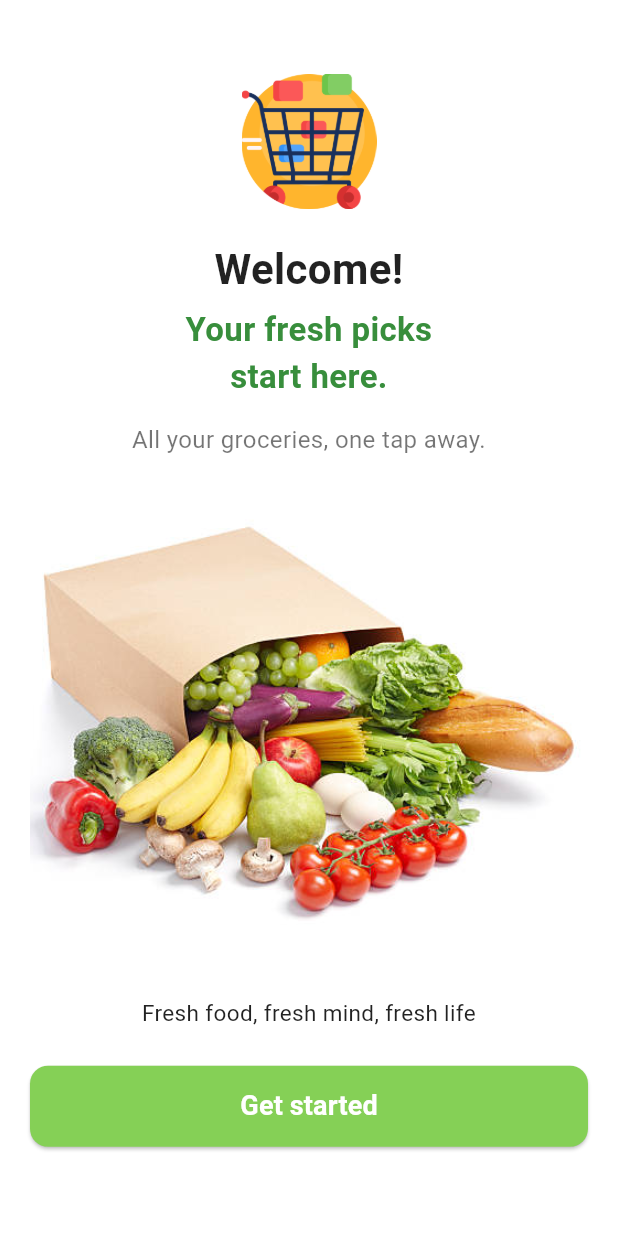
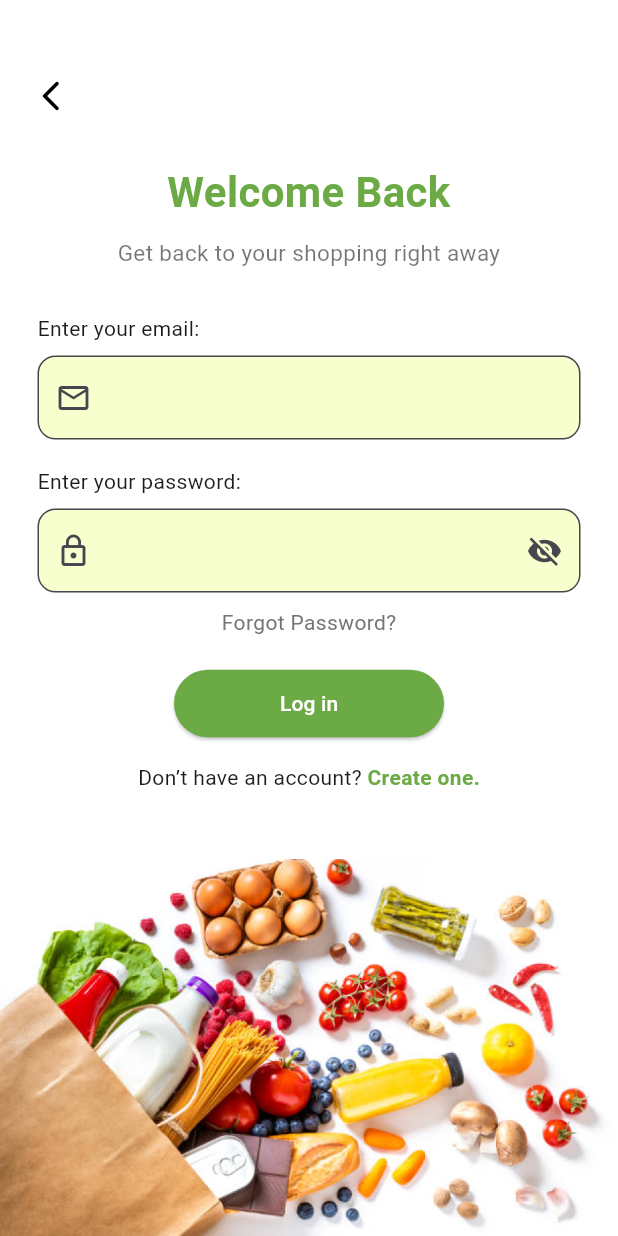
Before and after one commit to Sabyatakarki/mini_grocery_app, a Flutter app: the screen it shows after launch, on a phone screen of 412 x 824 dp. Run offline on Flutter 3.47's test engine with Material 3 defaults, Android fonts, the phone set to English and light mode, and no system bars.

Commit message:
login page added

```diff
--- a/lib/app.dart
+++ b/lib/app.dart
@@ -1,5 +1,6 @@
 import 'package:flutter/material.dart';
 import 'package:mini_grocery/screens/getstartedscreen.dart';
+import 'package:mini_grocery/screens/loginpagescreen.dart';
 
 class App extends StatelessWidget {
 const App({super.key});
@@ -7,7 +8,7 @@ const App({super.key});
   @override
   Widget build(BuildContext context) {
     return MaterialApp(
-      home:GetStartedScreen(),
+      home:LoginScreen(),
     );
   }
 }
--- a/lib/screens/getstartedscreen.dart
+++ b/lib/screens/getstartedscreen.dart
@@ -1,4 +1,6 @@
 import 'package:flutter/material.dart';
+import 'package:mini_grocery/screens/loginpagescreen.dart';
+
 
 class GetStartedScreen extends StatelessWidget {
   const GetStartedScreen({super.key});
@@ -26,7 +28,7 @@ class GetStartedScreen extends StatelessWidget {
 
                   // Welcome Text
                   Text(
-                    "Welcome!",
+                    "Welcome",
                     style: TextStyle(
                       fontSize: 28,
                       fontWeight: FontWeight.bold,
@@ -38,7 +40,7 @@ class GetStartedScreen extends StatelessWidget {
                   SizedBox(height: 5),
 
                   Text(
-                    "Your fresh picks\nstart here.",
+                    "Your fresh picks start here.",
                     style: TextStyle(
                       fontSize: 22,
                       fontWeight: FontWeight.w600,
@@ -87,7 +89,7 @@ class GetStartedScreen extends StatelessWidget {
                     child: ElevatedButton(
                       onPressed: () {
                         // next page navigation
-                        // Navigator.push(context, MaterialPageRoute(builder: (context) => LoginPage()));
+                      Navigator.push(context, MaterialPageRoute(builder: (context) => LoginScreen()));
                       },
                       style: ElevatedButton.styleFrom(
                         backgroundColor: const Color.fromARGB(255, 133, 208, 86),
--- a/lib/screens/loginpagescreen.dart
+++ b/lib/screens/loginpagescreen.dart
@@ -0,0 +1,175 @@
+import 'package:flutter/material.dart';
+import 'package:mini_grocery/screens/getstartedscreen.dart';
+
+
+class LoginScreen extends StatelessWidget {
+  const LoginScreen({super.key});
+
+  @override
+  Widget build(BuildContext context) {
+    return Scaffold(
+      backgroundColor: Colors.white,
+
+      body: Column(
+        children: [
+
+          Padding(
+            padding: const EdgeInsets.only(top: 40, left: 10),
+            child: Align(
+              alignment: Alignment.centerLeft,
+              child: IconButton(
+                icon: const Icon(Icons.arrow_back_ios_new_rounded),
+                color: Colors.black,
+                onPressed: () {
+                  Navigator.push(
+                    context,
+                    MaterialPageRoute(
+                      builder: (context) => const GetStartedScreen(),
+                    ),
+                  );
+                },
+              ),
+            ),
+          ),
+
+
+          Padding(
+            padding: const EdgeInsets.symmetric(horizontal: 25),
+            child: Column(
+              children: [
+                const SizedBox(height: 20), // reduces top space
+
+                // Welcome Back text
+                Center(
+                  child: Text(
+                    "Welcome Back",
+                    style: const TextStyle(
+                      fontSize: 28,
+                      fontWeight: FontWeight.bold,
+                      color: Color(0xFF6BAA44),
+                    ),
+                    textAlign: TextAlign.center,
+                  ),
+                ),
+
+                const SizedBox(height: 10),
+
+                Center(
+                  child: Text(
+                    "Get back to your shopping right away",
+                    style: const TextStyle(
+                      fontSize: 15,
+                      color: Colors.black54,
+                    ),
+                    textAlign: TextAlign.center,
+                  ),
+                ),
+
+                const SizedBox(height: 30),
+
+
+                Align(
+                  alignment: Alignment.centerLeft,
+                  child: Text(
+                    "Enter your email:",
+                    style: const TextStyle(fontSize: 14),
+                  ),
+                ),
+                const SizedBox(height: 8),
+
+                TextField(
+                  decoration: InputDecoration(
+                    prefixIcon: const Icon(Icons.email_outlined),
+                    filled: true,
+                    fillColor: const Color(0xFFF7FFCF),
+                    border: OutlineInputBorder(
+                      borderRadius: BorderRadius.circular(12),
+                    ),
+                  ),
+                ),
+
+                const SizedBox(height: 18),
+
+
+                Align(
+                  alignment: Alignment.centerLeft,
+                  child: Text(
+                    "Enter your password:",
+                    style: const TextStyle(fontSize: 14),
+                  ),
+                ),
+                const SizedBox(height: 8),
+
+                TextField(
+                  obscureText: true,
+                  decoration: InputDecoration(
+                    prefixIcon: const Icon(Icons.lock_outline),
+                    suffixIcon: const Icon(Icons.visibility_off),
+                    filled: true,
+                    fillColor: const Color(0xFFF7FFCF),
+                    border: OutlineInputBorder(
+                      borderRadius: BorderRadius.circular(12),
+                    ),
+                  ),
+                ),
+
+                const SizedBox(height: 10),
+
+                Center(
+                  child: Text(
+                    "Forgot Password?",
+                    style: TextStyle(color: Colors.grey[600]),
+                  ),
+                ),
+
+                const SizedBox(height: 20),
+
+
+                ElevatedButton(
+                  onPressed: () {},
+                  style: ElevatedButton.styleFrom(
+                    backgroundColor: const Color(0xFF6BAA44),
+                    minimumSize: const Size(180, 45),
+                    shape: const StadiumBorder(),
+                  ),
+                  child: const Text(
+                    "Log in",
+                    style: TextStyle(color: Colors.white),
+                  ),
+                ),
+
+                const SizedBox(height: 15),
+
+                Row(
+                  mainAxisAlignment: MainAxisAlignment.center,
+                  children: [
+                    const Text("Don’t have an account? "),
+                    Text(
+                      "Create one.",
+                      style: const TextStyle(
+                        color: Color(0xFF6BAA44),
+                        fontWeight: FontWeight.w600,
+                      ),
+                    ),
+                  ],
+                ),
+              ],
+            ),
+          ),
+
+
+          Expanded(
+            child: Align(
+              alignment: Alignment.bottomCenter,
+              child: Image.asset(
+                'assets/images/loginpage.png',
+                fit: BoxFit.cover,
+                width: double.infinity,
+              ),
+            ),
+          ),
+        ],
+      ),
+    );
+  }
+}
```
Also changed, not shown: assets/images/loginpage.png (added).
